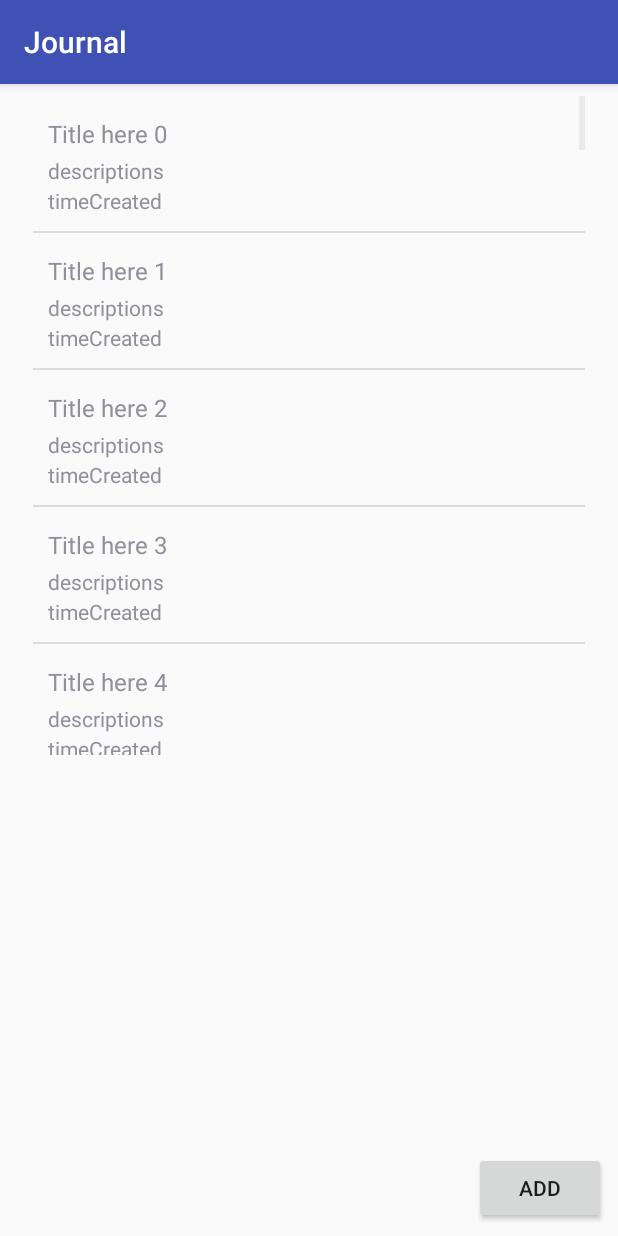
After one commit to Jordyz96/SDP_Cabbage_Squad, an Android app: the NoteBookListViewActivity screen opened directly, with no data from a screen before it, on a phone screen of 412 x 824 dp. The commit adds this screen. Run offline under Robolectric (Android 15) with nearby library versions, the phone set to English and light mode, and no system bars.

Commit message:
Some Updates, mainly swipe stuff
SwipeListView uploaded
and few changes include (internet permission, a new activity where swipe list view is, and few other changes which I've put comment on)

```diff
--- a/app/build.gradle
+++ b/app/build.gradle
@@ -26,9 +26,10 @@ dependencies {
     })
     compile 'com.android.support:appcompat-v7:25.3.1'
     compile 'com.android.support.constraint:constraint-layout:1.0.2'
-    testCompile 'junit:junit:4.12'
     compile 'com.google.firebase:firebase-auth:9.2.0'
     compile 'com.google.firebase:firebase-database:9.2.0'
+    testCompile 'junit:junit:4.12'
 }
 
+
 apply plugin: 'com.google.gms.google-services'
--- /dev/null
+++ b/app/src/main/java/com/cabbage/sdpjournal/NoteBookListViewActivity.java
@@ -0,0 +1,133 @@
+package com.cabbage.sdpjournal;
+
+import android.support.v7.app.AlertDialog;
+import android.support.v7.app.AppCompatActivity;
+import android.os.Bundle;
+import android.view.View;
+import android.view.ViewGroup;
+import android.widget.BaseAdapter;
+import android.widget.Button;
+import android.widget.ListView;
+import android.widget.TextView;
+
+import java.util.ArrayList;
+
+public class NoteBookListViewActivity extends AppCompatActivity {
+
+    private ListView listView;
+    private ListAdapter listAdapter;
+    private ArrayList<Info> listData = new ArrayList<Info>();
+
+    @Override
+    protected void onCreate(Bundle savedInstanceState) {
+        super.onCreate(savedInstanceState);
+        setContentView(R.layout.activity_note_book_list_view);
+
+        //Hard coding stuff below...!!!!!!!!!!!!!!!!!!!!!!!!!!!!!!!!!!!for testing
+        listView = (ListView) findViewById(R.id.listView);
+        for(int a=0;a<59;a++){
+            Info info = new Info();
+            info.name = "Title here "+a;
+            info.desc = "descriptions ";
+            info.timeCreated = "5:"+a+"pm";
+            listData.add(info);
+        }
+        listAdapter = new ListAdapter(listData);
+        listView.setAdapter(listAdapter);
+    }
+
+    @Override
+    protected void onResume() {
+        super.onResume();
+    }
+
+    class Info{
+        public String name="";
+        public String desc="";
+        public String timeCreated="";
+    }
+
+    class ViewHolder{
+        public TextView name;
+        public TextView desc;
+        public TextView timeCreated;
+        public Button hide;
+        public Button modify;
+        public Button delete;
+    }
+    //Hard coding stuff above...!!!!!!!!!!!!!!!!!!!!!!!!!!!!!!!!! for testing
+
+    //Adapter implementation below
+    class ListAdapter extends BaseAdapter {
+        private ArrayList<Info> listData;
+        public ListAdapter(ArrayList<Info> listData){
+            this.listData= (ArrayList<Info>) listData.clone();
+        }
+        @Override
+        public int getCount() {
+            return listData.size();
+        }
+
+        @Override
+        public Object getItem(int position) {
+            return listData.get(position);
+        }
+
+        @Override
+        public long getItemId(int position) {
+            return position;
+        }
+
+        @Override
+        public View getView(int position, View convertView, ViewGroup parent) {
+            ViewHolder viewHolder = new ViewHolder();
+
+            if(convertView == null){
+                convertView = View.inflate(getBaseContext(),R.layout.style_list,null);
+                viewHolder.name = (TextView) convertView.findViewById(R.id.name);
+                viewHolder.desc = (TextView) convertView.findViewById(R.id.desc);
+                viewHolder.timeCreated = (TextView) convertView.findViewById(R.id.textViewTimeCreated);
+                viewHolder.hide = (Button) convertView.findViewById(R.id.hide);
+                viewHolder.modify = (Button) convertView.findViewById(R.id.modify);
+                viewHolder.delete = (Button) convertView.findViewById(R.id.delete);
+                convertView.setTag(viewHolder);
+            }
+            else{
+                viewHolder = (ViewHolder) convertView.getTag();
+            }
+
+            viewHolder.name.setText(listData.get(position).name);
+            viewHolder.desc.setText(listData.get(position).desc);
+            final int id = position;
+            viewHolder.hide.setOnClickListener(new View.OnClickListener() {
+                @Override
+                public void onClick(View v) {
+                    AlertDialog.Builder ab = new AlertDialog.Builder(NoteBookListViewActivity.this);
+                    ab.setTitle("Hide");
+                    ab.setMessage("You will hide list "+id);
+                    ab.create().show();
+                }
+            });
+            viewHolder.modify.setOnClickListener(new View.OnClickListener() {
+                @Override
+                public void onClick(View v) {
+                    AlertDialog.Builder ab = new AlertDialog.Builder(NoteBookListViewActivity.this);
+                    ab.setTitle("Modify");
+                    ab.setMessage("You will modify list "+id);
+                    ab.create().show();
+                }
+            });
+            viewHolder.delete.setOnClickListener(new View.OnClickListener() {
+                @Override
+                public void onClick(View v) {
+                    AlertDialog.Builder ab = new AlertDialog.Builder(NoteBookListViewActivity.this);
+                    ab.setTitle("Delete");
+                    ab.setMessage("You will delete list "+id);
+                    ab.create().show();
+                }
+            });
+
+            return convertView;
+        }
+    }
+}
--- a/app/src/main/java/com/cabbage/sdpjournal/RegisterActivity.java
+++ b/app/src/main/java/com/cabbage/sdpjournal/RegisterActivity.java
@@ -2,9 +2,9 @@ package com.cabbage.sdpjournal;
 
 import android.app.ProgressDialog;
 import android.content.Intent;
+import android.os.Bundle;
 import android.support.annotation.NonNull;
 import android.support.v7.app.AppCompatActivity;
-import android.os.Bundle;
 import android.text.TextUtils;
 import android.util.Log;
 import android.view.View;
@@ -12,6 +12,7 @@ import android.widget.Button;
 import android.widget.EditText;
 import android.widget.Toast;
 
+import com.cabbage.sdpjournal.UserInfo.UserInformation;
 import com.google.android.gms.tasks.OnCompleteListener;
 import com.google.android.gms.tasks.Task;
 import com.google.firebase.auth.AuthResult;
--- /dev/null
+++ b/app/src/main/java/com/cabbage/sdpjournal/SwipeListView/SwipeListView.java
@@ -0,0 +1,62 @@
+package com.cabbage.sdpjournal.SwipeListView;
+
+/**
+ * Created by Junwen on 23/8/17.
+ */
+
+import android.content.Context;
+import android.util.AttributeSet;
+import android.view.MotionEvent;
+import android.widget.ListView;
+
+import java.util.ArrayList;
+
+
+public class SwipeListView extends ListView {
+    private ArrayList<SwipeListViewScroll> scrolls = new ArrayList<>();
+    public SwipeListView(Context context) {
+        super(context);
+        setMotionEventSplittingEnabled(false);
+    }
+
+    public SwipeListView(Context context, AttributeSet attrs) {
+        super(context, attrs);
+        setMotionEventSplittingEnabled(false);
+    }
+
+    public SwipeListView(Context context, AttributeSet attrs, int defStyleAttr) {
+        super(context, attrs, defStyleAttr);
+        setMotionEventSplittingEnabled(false);
+    }
+    public void closeAllSwipeListViewScroll(){
+        try {
+            for(int a=0;a<scrolls.size();a++){
+                if(scrolls.get(a)!=null){
+                    scrolls.get(a).close();
+                }
+            }
+        }
+        catch (Exception e){
+            e.printStackTrace();
+        }
+    }
+    public void addSwipeListViewScroll(SwipeListViewScroll swipeListViewScroll){
+        if(scrolls.indexOf(swipeListViewScroll) == -1){
+            scrolls.add(swipeListViewScroll);
+        }
+    }
+    public void removeSwipeListViewScroll(SwipeListViewScroll swipeListViewScroll){
+        int id = scrolls.indexOf(swipeListViewScroll);
+        if(id != -1){
+            scrolls.remove(id);
+        }
+    }
+    public void clearSwipeListViewScroll(){
+        scrolls.clear();
+    }
+    @Override
+    public boolean onTouchEvent(MotionEvent ev) {
+        closeAllSwipeListViewScroll();
+        return super.onTouchEvent(ev);
+    }
+}
--- /dev/null
+++ b/app/src/main/java/com/cabbage/sdpjournal/SwipeListView/SwipeListViewScroll.java
@@ -0,0 +1,149 @@
+package com.cabbage.sdpjournal.SwipeListView;
+
+/**
+ * Created by Junwen on 23/8/17.
+ */
+
+import android.content.Context;
+import android.graphics.Canvas;
+import android.support.v4.widget.SwipeRefreshLayout;
+import android.util.AttributeSet;
+import android.view.MotionEvent;
+import android.view.View;
+import android.widget.HorizontalScrollView;
+import android.widget.LinearLayout;
+
+public class SwipeListViewScroll extends HorizontalScrollView {
+    private boolean isOperating = false;
+    private boolean isOpen = false;
+    private boolean canSwipe = true;
+    private SwipeRefreshLayout swipe = null;
+    private SwipeListView swipeListView = null;
+    private int last;
+    private View control;
+    private boolean willClose=false;
+    private int moveWidth = (int) (20*getResources().getDisplayMetrics().density);
+    private int width =0;
+
+    public SwipeListViewScroll(Context context) {
+        super(context);
+    }
+
+    public SwipeListViewScroll(Context context, AttributeSet attrs) {
+        super(context, attrs);
+    }
+
+    public SwipeListViewScroll(Context context, AttributeSet attrs, int defStyleAttr) {
+        super(context, attrs, defStyleAttr);
+    }
+    public boolean isOpen(){
+        return isOpen;
+    }
+    public boolean isOperating(){
+        return isOperating;
+    }
+    @Override
+    protected void onLayout(boolean changed, int l, int t, int r, int b) {
+        if(changed){
+            width=r-l;
+            initLayout(width);
+            measureChildren(width,b-t);//重新设置了子元素LayoutParams，更新子元素
+        }
+        super.onLayout(changed, l, t, r, b);
+    }
+
+    public void setCanSwipe(boolean canSwipe){
+        this.canSwipe = canSwipe;
+        if(!canSwipe && isOpen)close();
+    }
+    private void initLayout(final int width){
+        this.setHorizontalScrollBarEnabled(false);
+        this.setVerticalScrollBarEnabled(false);
+        this.setFocusableInTouchMode(true);
+        this.setFocusable(true);
+        try{
+            swipeListView = (SwipeListView) this.getParent().getParent();
+            swipeListView.addSwipeListViewScroll(this);
+            LinearLayout layout = (LinearLayout) getChildAt(0);
+            control = layout.getChildAt(0);
+            LinearLayout.LayoutParams lp = (LinearLayout.LayoutParams) control.getLayoutParams();
+            lp.width = width;
+            control.setLayoutParams(lp);
+        }
+        catch (Exception e){
+            e.printStackTrace();
+        }
+    }
+    @Override
+    protected void onDraw(Canvas canvas) {
+        //this.scrollTo(0,0);
+        super.onDraw(canvas);
+    }
+    public void setSwipe(SwipeRefreshLayout swipe){
+        this.swipe = swipe;
+    }
+    public void close(){
+        this.smoothScrollTo(0,0);
+        isOpen = false;
+    }
+    public void open(){
+        if(!canSwipe){
+            isOpen = false;
+            return;
+        }
+        if(control == null)return;
+        try{
+            if(swipeListView!=null)swipeListView.closeAllSwipeListViewScroll();
+        }
+        catch (Exception e){
+            e.printStackTrace();
+        }
+        this.smoothScrollTo(control.getWidth(),0);
+        isOpen = true;
+    }
+    @Override
+    public boolean onTouchEvent(MotionEvent ev) {
+        if(!canSwipe)return false;
+        boolean sys = super.onTouchEvent(ev);//先执行系统要处理的，否则无法滚动
+        int scrollX = this.getScrollX();
+        if(ev.getAction() != MotionEvent.ACTION_MOVE){
+            if(scrollX < moveWidth){
+                close();
+            }
+            else{
+                if(willClose){
+                    close();
+                }
+                else{
+                    open();
+                }
+            }
+        }
+        if(Math.abs(last - scrollX) >= 0){
+            if(willClose){
+                if(last < scrollX)willClose = false;
+            }
+            else{
+                if(last > scrollX)willClose = true;
+            }
+            last = scrollX;
+        }
+        if(swipe != null){
+            if(ev.getAction() != MotionEvent.ACTION_MOVE){
+                swipe.setEnabled(true);
+            }
+            else{
+                swipe.setEnabled(false);
+            }
+        }
+        if(!isOperating){
+            isOperating = true;
+        }
+        if(ev.getAction() != MotionEvent.ACTION_MOVE){
+            isOperating = false;
+            last = scrollX;
+        }
+        return sys;
+
+    }
+}
--- a/app/src/main/java/com/cabbage/sdpjournal/UserInformation.java
+++ b/app/src/main/java/com/cabbage/sdpjournal/UserInfo/UserInformation.java
@@ -1,4 +1,4 @@
-package com.cabbage.sdpjournal;
+package com.cabbage.sdpjournal.UserInfo;
 
 /**
  * Class to store account details while they are moved to the database
@@ -6,7 +6,7 @@ package com.cabbage.sdpjournal;
  * @version 1.0
  * @since 22.08.2017
  */
-class UserInformation {
+public class UserInformation {
 
     private String mEmail;
     private String mUsername;
@@ -16,7 +16,7 @@ class UserInformation {
      * @param email email of the user
      * @param username username of the user
      */
-    UserInformation(String email, String username){
+    public UserInformation(String email, String username){
         mEmail = email;
         mUsername = username;
     }
--- a/app/src/main/res/layout/activity_main.xml
+++ b/app/src/main/res/layout/activity_main.xml
@@ -9,10 +9,11 @@
     <TextView
         android:layout_width="wrap_content"
         android:layout_height="wrap_content"
-        android:text="Hello World!"
+        android:text="Here To ListView!"
         app:layout_constraintBottom_toBottomOf="parent"
         app:layout_constraintLeft_toLeftOf="parent"
         app:layout_constraintRight_toRightOf="parent"
-        app:layout_constraintTop_toTopOf="parent" />
+        app:layout_constraintTop_toTopOf="parent"
+        android:id="@+id/tvLinkToListView"/>
 
 </android.support.constraint.ConstraintLayout>
--- /dev/null
+++ b/app/src/main/res/layout/activity_note_book_list_view.xml
@@ -0,0 +1,33 @@
+<?xml version="1.0" encoding="utf-8"?>
+<android.support.constraint.ConstraintLayout xmlns:android="http://schemas.android.com/apk/res/android"
+    xmlns:app="http://schemas.android.com/apk/res-auto"
+    xmlns:tools="http://schemas.android.com/tools"
+    android:layout_width="match_parent"
+    android:layout_height="match_parent"
+    tools:context="com.cabbage.sdpjournal.NoteBookListViewActivity">
+
+    <com.cabbage.sdpjournal.SwipeListView.SwipeListView
+        android:id="@+id/listView"
+        android:layout_width="368dp"
+        android:layout_height="439dp"
+        android:layout_marginLeft="8dp"
+        android:splitMotionEvents="false"
+        app:layout_constraintLeft_toLeftOf="parent"
+        android:layout_marginStart="8dp"
+        android:layout_marginRight="8dp"
+        app:layout_constraintRight_toRightOf="parent"
+        app:layout_constraintTop_toTopOf="parent"
+        android:layout_marginTop="8dp"></com.cabbage.sdpjournal.SwipeListView.SwipeListView>
+
+
+    <Button
+        android:id="@+id/addButton"
+        android:layout_width="wrap_content"
+        android:layout_height="wrap_content"
+        android:layout_marginBottom="8dp"
+        android:layout_marginRight="8dp"
+        android:text="Add"
+        app:layout_constraintBottom_toBottomOf="parent"
+        app:layout_constraintRight_toRightOf="parent"
+        android:layout_marginEnd="8dp" />
+</android.support.constraint.ConstraintLayout>
--- /dev/null
+++ b/app/src/main/res/layout/style_list.xml
@@ -0,0 +1,66 @@
+<?xml version="1.0" encoding="utf-8"?>
+<LinearLayout xmlns:android="http://schemas.android.com/apk/res/android"
+    android:orientation="vertical" android:layout_width="match_parent"
+    android:layout_height="match_parent">
+
+    <com.cabbage.sdpjournal.SwipeListView.SwipeListViewScroll
+        android:layout_width="match_parent"
+        android:layout_height="wrap_content">
+        <LinearLayout
+            android:clickable="true"
+            android:orientation="horizontal"
+            android:layout_width="match_parent"
+            android:layout_height="wrap_content">
+            <LinearLayout
+                android:orientation="vertical"
+                android:padding="10dp"
+                android:layout_width="match_parent"
+                android:layout_height="wrap_content">
+                <TextView
+                    android:id="@+id/name"
+                    android:text="Title"
+                    android:gravity="center_vertical"
+                    android:height="30dp"
+                    android:textSize="16dp"
+                    android:layout_width="match_parent"
+                    android:layout_height="wrap_content" />
+                <TextView
+                    android:id="@+id/desc"
+                    android:text="Description"
+                    android:textSize="14dp"
+                    android:gravity="center_vertical"
+                    android:height="20dp"
+                    android:layout_width="match_parent"
+                    android:layout_height="wrap_content" />
+                <TextView
+                    android:id="@+id/textViewTimeCreated"
+                    android:text="timeCreated"
+                    android:textSize="14dp"
+                    android:gravity="center_vertical"
+                    android:height="20dp"
+                    android:layout_width="match_parent"
+                    android:layout_height="wrap_content" />
+            </LinearLayout>
+            <LinearLayout
+                android:layout_width="wrap_content"
+                android:orientation="horizontal"
+                android:layout_height="match_parent">
+                <Button
+                    android:layout_width="wrap_content"
+                    android:layout_height="match_parent"
+                    android:id="@+id/hide"
+                    android:text="Hide"/>
+                <Button
+                    android:id="@+id/modify"
+                    android:text="Modify"
+                    android:layout_width="wrap_content"
+                    android:layout_height="match_parent"/>
+                <Button
+                    android:id="@+id/delete"
+                    android:text="Delete"
+                    android:layout_width="wrap_content"
+                    android:layout_height="match_parent"/>
+            </LinearLayout>
+        </LinearLayout>
+    </com.cabbage.sdpjournal.SwipeListView.SwipeListViewScroll>
+</LinearLayout>
```
Also changed, not shown: app/src/main/AndroidManifest.xml (+6 -3 lines), app/src/main/java/com/cabbage/sdpjournal/MainActivity.java (+38 -2 lines), 1 other file.
